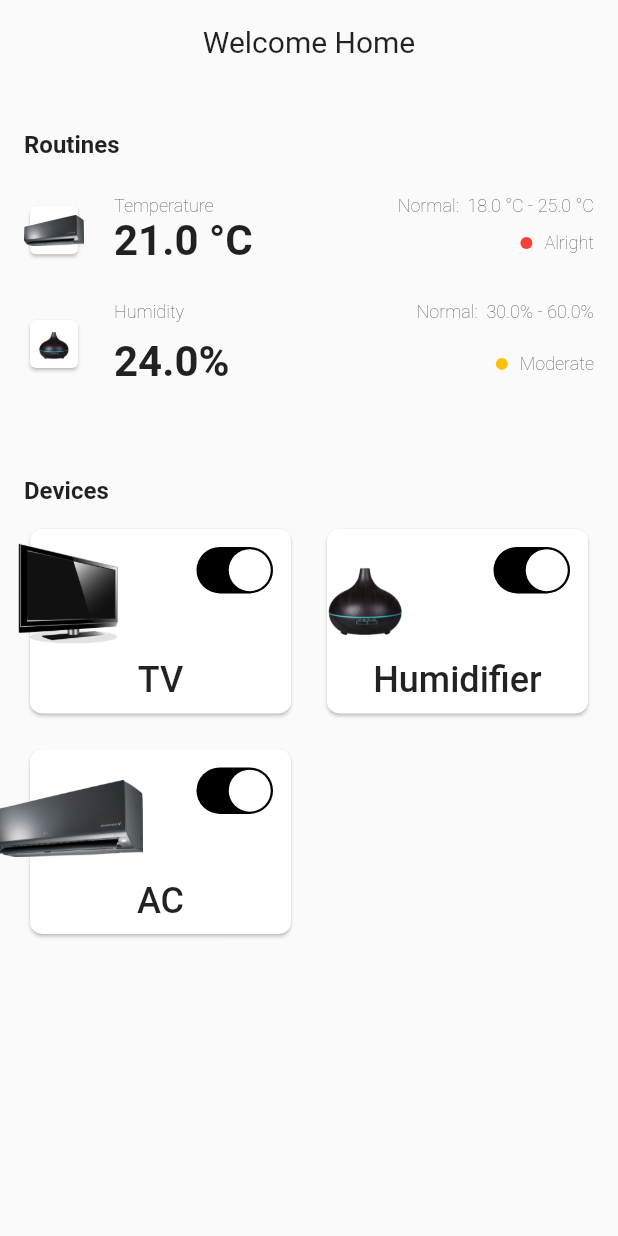
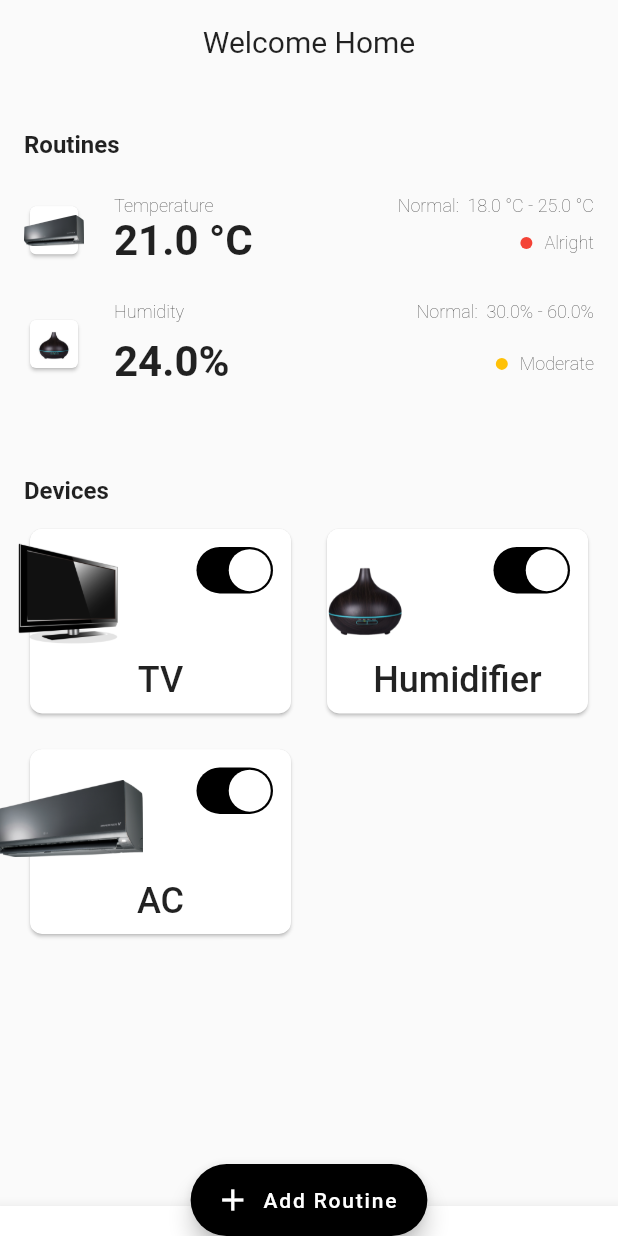
Before and after one commit to victoreronmosele/smart_home, a Flutter app: the screen it shows after launch, on a phone screen of 412 x 824 dp. Run offline on Flutter 3.47's test engine with Material 2 defaults, Android fonts, the phone set to English and light mode, and no system bars.

Commit message:
Add button to add new routine on Home screen

```diff
--- a/lib/main.dart
+++ b/lib/main.dart
@@ -12,7 +12,9 @@ class MyApp extends StatelessWidget {
   Widget build(BuildContext context) {
     return MaterialApp(
       title: 'Flutter Demo',
-      theme: ThemeData(primarySwatch: Colors.blue),
+      theme: ThemeData(primaryColor: Colors.black, floatingActionButtonTheme: const FloatingActionButtonThemeData(
+        backgroundColor: Colors.black
+      )),
       home: const HomeScreen(),
     );
   }
--- a/lib/ui/screens/home_screen.dart
+++ b/lib/ui/screens/home_screen.dart
@@ -113,7 +113,8 @@ class _HomeScreenState extends State<HomeScreen> {
                     children: [
                       ...Device.values.map(
                         (device) => SizedBox(
-                        width: (availableScreenWidth * 0.5) - screenPaddingSize,
+                          width:
+                              (availableScreenWidth * 0.5) - screenPaddingSize,
                           child: DeviceCard(
                             device: device,
                             onTap: () {
@@ -135,6 +136,17 @@ class _HomeScreenState extends State<HomeScreen> {
             ),
           ),
         ),
-    ));
+      ),
+      bottomNavigationBar:  BottomAppBar(
+        child: Container(
+          height: 20,
+        ),
+      ),
+      floatingActionButtonLocation: FloatingActionButtonLocation.centerDocked,
+      floatingActionButton: FloatingActionButton.extended(
+          onPressed: () {}, label: const Text('Add Routine'),
+          icon: const Icon(Icons.add),
+          ),
+    );
   }
 }
```
Lines whose indentation alone changed are shown as unchanged.
